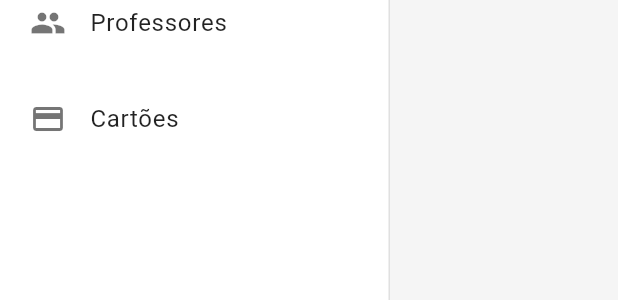
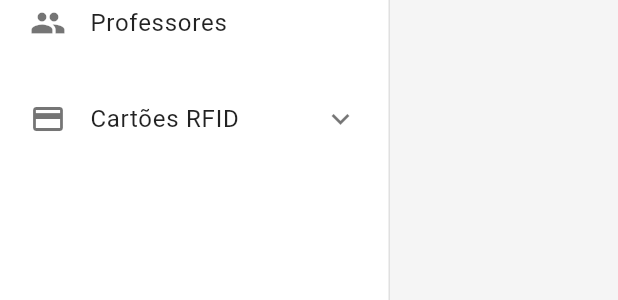
Before and after one commit to JamersonCarlos/Gestor-Equipamentos-UFRPE, a Flutter app: the SidebarMenu widget shown alone on an empty page, opened directly, on a phone screen of 412 x 824 dp. Shown: the part 400-700 px from the top of the screen. Run offline on Flutter 3.47's test engine with Material 3 defaults, Android fonts, the light colour scheme and no system bars; our stand-ins replace brasil_fields, fl_chart, go_router, lottie; network calls fail.

Commit message:
feat: serviço de cartões fazendo requisições a api

```diff
--- a/lib/core/routes/app_router.dart
+++ b/lib/core/routes/app_router.dart
@@ -2,6 +2,7 @@ import 'package:flutter/material.dart';
 import 'package:gestor_uso_projetores_ufrpe/presentation/providers/cards_provier.dart';
 import 'package:gestor_uso_projetores_ufrpe/presentation/providers/projector_provider.dart';
 import 'package:gestor_uso_projetores_ufrpe/presentation/screens/cards/cards_grid_screen.dart';
+import 'package:gestor_uso_projetores_ufrpe/presentation/screens/tags/tags_associateds_screen.dart';
 import 'package:go_router/go_router.dart';
 import 'package:provider/provider.dart';
 import '../../presentation/layouts/main_layout.dart';
@@ -52,6 +53,11 @@ final goRouter = GoRouter(
           name: 'cards',
           builder: (context, state) => const ResponsiveRfidCardGrid(),
         ),
+        GoRoute(
+          path: '/tags-associateds',
+          name: 'tags-associateds',
+          builder: (context, state) => const TagsAssociatedsScreen(),
+        ),
       ],
     ),
   ],
--- a/lib/presentation/layouts/main_layout.dart
+++ b/lib/presentation/layouts/main_layout.dart
@@ -1,5 +1,5 @@
 import 'package:flutter/material.dart';
-import '../widgets/sidebar_menu.dart';
+import '../widgets/sidebar_menu/sidebar_menu.dart';
 import '../widgets/top_bar.dart';
 
 class MainLayout extends StatelessWidget {
--- a/lib/presentation/widgets/sidebar_menu.dart
+++ b/lib/presentation/widgets/sidebar_menu/sidebar_menu.dart
@@ -1,15 +1,24 @@
 import 'package:flutter/material.dart';
+import 'package:gestor_uso_projetores_ufrpe/presentation/widgets/sidebar_menu/widgets/item_menu.dart';
+import 'package:gestor_uso_projetores_ufrpe/presentation/widgets/sidebar_menu/widgets/item_sub_menu.dart';
 import 'package:go_router/go_router.dart';
 
-class SidebarMenu extends StatelessWidget {
+class SidebarMenu extends StatefulWidget {
   final double width;
   const SidebarMenu({super.key, this.width = 260});
+
+  @override
+  State<SidebarMenu> createState() => _SidebarMenuState();
+}
+
+class _SidebarMenuState extends State<SidebarMenu> {
+  bool _isCardsMenuOpen = false;
 
   @override
   Widget build(BuildContext context) {
     final String location = GoRouterState.of(context).uri.toString();
     return Container(
-      width: width,
+      width: widget.width,
       height: double.infinity,
       decoration: const BoxDecoration(
         color: Colors.white,
@@ -77,75 +86,53 @@ class SidebarMenu extends StatelessWidget {
             child: ListView(
               padding: const EdgeInsets.symmetric(vertical: 8),
               children: [
-                _SidebarMenuItem(
+                SidebarMenuItem(
                   icon: Icons.dashboard,
                   label: 'Dashboard',
                   selected: location == '/' || location.startsWith('/?'),
                   onTap: () => context.goNamed('dashboard'),
                 ),
-                _SidebarMenuItem(
+                SidebarMenuItem(
                   icon: Icons.video_camera_front,
                   label: 'Projetores',
                   selected: location.startsWith('/projectors'),
                   onTap: () => context.goNamed('projectors'),
                 ),
-                _SidebarMenuItem(
+                SidebarMenuItem(
                   icon: Icons.people,
                   label: 'Professores',
                   selected: location.startsWith('/teachers'),
                   onTap: () => context.goNamed('teachers'),
                 ),
-                _SidebarMenuItem(
+                SidebarMenuItem(
                   icon: Icons.credit_card,
-                  label: 'Cartões',
-                  selected: location.startsWith('/cards'),
-                  onTap: () => context.goNamed('cards'),
+                  label: 'Cartões RFID',
+                  selected: false,
+                  onTap: () {
+                    setState(() {
+                      _isCardsMenuOpen = !_isCardsMenuOpen;
+                    });
+                  },
+                  hasSubmenu: true,
+                  isSubmenuOpen: _isCardsMenuOpen,
+                  submenuItems: [
+                    SubmenuItem(
+                      label: '- Cartões',
+                      selected: location == '/cards',
+                      onTap: () => context.goNamed('cards'),
+                    ),
+                    SubmenuItem(
+                      label: '- Tags',
+                      selected: location.startsWith('/tags-associateds'),
+                      onTap: () => context.goNamed('tags-associateds'),
+                    ),
+                  ],
                 ),
               ],
             ),
           ),
-          // Espaço para promo/usuário (opcional)
         ],
       ),
     );
   }
 }
-
-class _SidebarMenuItem extends StatelessWidget {
-  final IconData icon;
-  final String label;
-  final bool selected;
-  final VoidCallback onTap;
-  const _SidebarMenuItem({
-    required this.icon,
-    required this.label,
-    required this.selected,
-    required this.onTap,
-  });
-
-  @override
-  Widget build(BuildContext context) {
-    return Container(
-      margin: const EdgeInsets.symmetric(vertical: 4, horizontal: 12),
-      decoration: selected
-          ? BoxDecoration(
-              color: Colors.blue[50],
-              borderRadius: BorderRadius.circular(8),
-            )
-          : null,
-      child: ListTile(
-        leading: Icon(icon, color: selected ? Colors.blue : Colors.black54),
-        title: Text(
-          label,
-          style: TextStyle(
-            color: selected ? Colors.blue : Colors.black87,
-            fontWeight: selected ? FontWeight.bold : FontWeight.normal,
-          ),
-        ),
-        onTap: onTap,
-        contentPadding: const EdgeInsets.symmetric(horizontal: 8),
-        shape: RoundedRectangleBorder(borderRadius: BorderRadius.circular(8)),
-      ),
-    );
-  }
-}
--- /dev/null
+++ b/lib/presentation/widgets/sidebar_menu/widgets/item_menu.dart
@@ -0,0 +1,77 @@
+import 'package:flutter/material.dart';
+import 'package:gestor_uso_projetores_ufrpe/presentation/widgets/sidebar_menu/widgets/item_sub_menu.dart';
+
+class SidebarMenuItem extends StatelessWidget {
+  final IconData icon;
+  final String label;
+  final bool selected;
+  final VoidCallback onTap;
+  final bool hasSubmenu;
+  final bool isSubmenuOpen;
+  final List<SubmenuItem>? submenuItems;
+
+  const SidebarMenuItem({
+    super.key,
+    required this.icon,
+    required this.label,
+    required this.selected,
+    required this.onTap,
+    this.hasSubmenu = false,
+    this.isSubmenuOpen = false,
+    this.submenuItems,
+  });
+
+  @override
+  Widget build(BuildContext context) {
+    return Column(
+      children: [
+        Container(
+          margin: const EdgeInsets.symmetric(vertical: 4, horizontal: 12),
+          decoration: selected
+              ? BoxDecoration(
+                  color: Colors.blue[50],
+                  borderRadius: BorderRadius.circular(8),
+                )
+              : null,
+          child: ListTile(
+            leading: Icon(icon, color: selected ? Colors.blue : Colors.black54),
+            title: Text(
+              label,
+              style: TextStyle(
+                color: selected ? Colors.blue : Colors.black87,
+                fontWeight: selected ? FontWeight.bold : FontWeight.normal,
+              ),
+            ),
+            onTap: onTap,
+            contentPadding: const EdgeInsets.symmetric(horizontal: 8),
+            shape:
+                RoundedRectangleBorder(borderRadius: BorderRadius.circular(8)),
+            trailing: hasSubmenu
+                ? AnimatedRotation(
+                    duration: const Duration(milliseconds: 200),
+                    turns: isSubmenuOpen ? 0.5 : 0,
+                    child: Icon(
+                      Icons.keyboard_arrow_down,
+                      color: selected ? Colors.blue : Colors.black54,
+                    ),
+                  )
+                : null,
+          ),
+        ),
+        if (hasSubmenu && isSubmenuOpen && submenuItems != null)
+          AnimatedContainer(
+            duration: const Duration(milliseconds: 200),
+            curve: Curves.easeInOut,
+            child: Column(
+              children: submenuItems!
+                  .map((item) => Padding(
+                        padding: const EdgeInsets.only(left: 16.0),
+                        child: item,
+                      ))
+                  .toList(),
+            ),
+          ),
+      ],
+    );
+  }
+}
```
Also changed, not shown: lib/core/constants/access_level.dart (added, +66 -0 lines), lib/domain/entities/rfid_card.dart (added, +41 -0 lines), lib/presentation/providers/cards_provier.dart (+33 -56 lines), lib/presentation/screens/cards/cards_grid_screen.dart (+8 -0 lines), lib/presentation/screens/tags/tags_associateds_screen.dart (added, +22 -0 lines), lib/presentation/widgets/sidebar_menu/widgets/item_sub_menu.dart (added, +39 -0 lines), lib/services/card_service.dart (+26 -18 lines).
